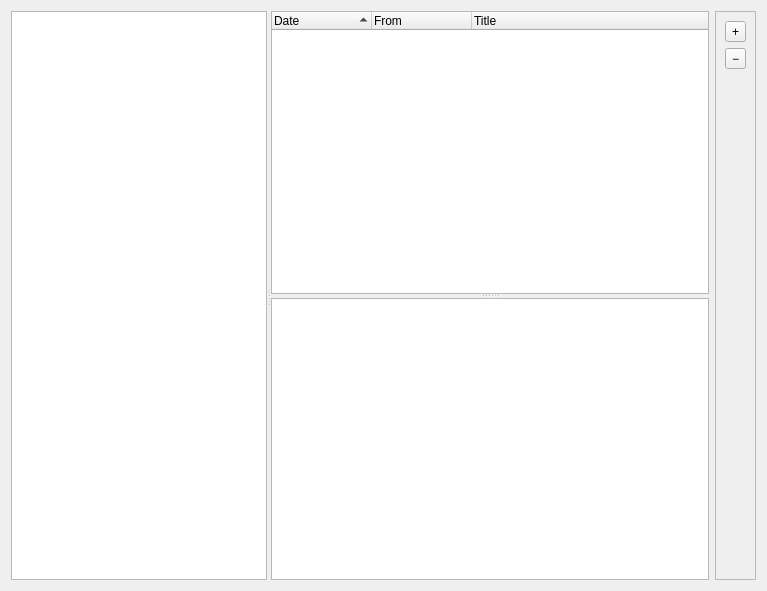
First picture: the form in weboob/applications/qboobmsg/ui/messages_manager.ui, repository laurentb/weboob, before the edit.
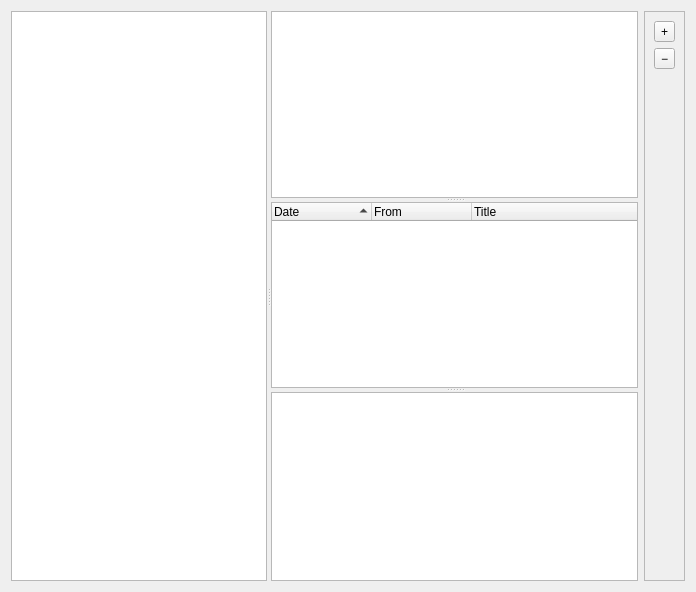
Second picture: the form after the edit.

What changed in the file:
```diff
--- a/weboob/applications/qboobmsg/ui/messages_manager.ui
+++ b/weboob/applications/qboobmsg/ui/messages_manager.ui
@@ -6,8 +6,8 @@
    <rect>
     <x>0</x>
     <y>0</y>
-    <width>767</width>
-    <height>591</height>
+    <width>696</width>
+    <height>592</height>
    </rect>
   </property>
   <property name="windowTitle">
@@ -15,11 +15,11 @@
   </property>
   <layout class="QHBoxLayout" name="horizontalLayout">
    <item>
-    <widget class="QSplitter" name="splitter_2">
+    <widget class="QSplitter" name="splitter_3">
      <property name="orientation">
       <enum>Qt::Horizontal</enum>
      </property>
-     <widget class="QListWidget" name="backendsList">
+     <widget class="QListWidget" name="backendsList_2">
       <property name="sizePolicy">
        <sizepolicy hsizetype="Maximum" vsizetype="Maximum">
         <horstretch>0</horstretch>
@@ -27,16 +27,28 @@
        </sizepolicy>
       </property>
      </widget>
+     <widget class="QSplitter" name="splitter_2">
+      <property name="sizePolicy">
+       <sizepolicy hsizetype="Expanding" vsizetype="Expanding">
+        <horstretch>10</horstretch>
+        <verstretch>0</verstretch>
+       </sizepolicy>
+      </property>
+      <property name="orientation">
+       <enum>Qt::Vertical</enum>
+      </property>
      <widget class="QSplitter" name="splitter">
+       <property name="orientation">
+        <enum>Qt::Vertical</enum>
+       </property>
+       <widget class="QListWidget" name="threadsList">
       <property name="sizePolicy">
-       <sizepolicy hsizetype="Preferred" vsizetype="Expanding">
-        <horstretch>2</horstretch>
+         <sizepolicy hsizetype="Maximum" vsizetype="Maximum">
+          <horstretch>0</horstretch>
         <verstretch>0</verstretch>
        </sizepolicy>
       </property>
-      <property name="orientation">
-       <enum>Qt::Vertical</enum>
-      </property>
+       </widget>
       <widget class="QTreeWidget" name="messagesTree">
        <property name="editTriggers">
         <set>QAbstractItemView::NoEditTriggers</set>
@@ -89,6 +101,7 @@
          <string>Title</string>
         </property>
        </column>
+       </widget>
       </widget>
       <widget class="QTextEdit" name="messageBody">
        <property name="readOnly">
```
Lines whose indentation alone changed are shown as unchanged.
